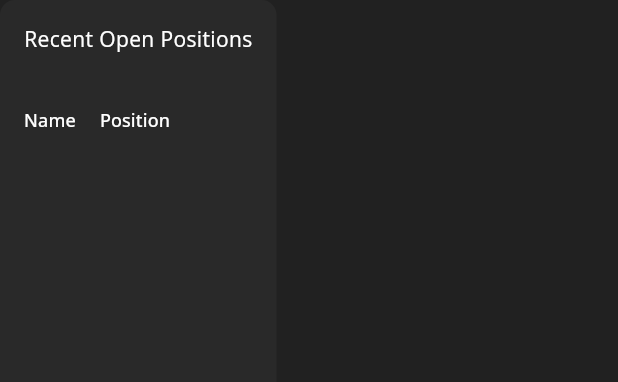
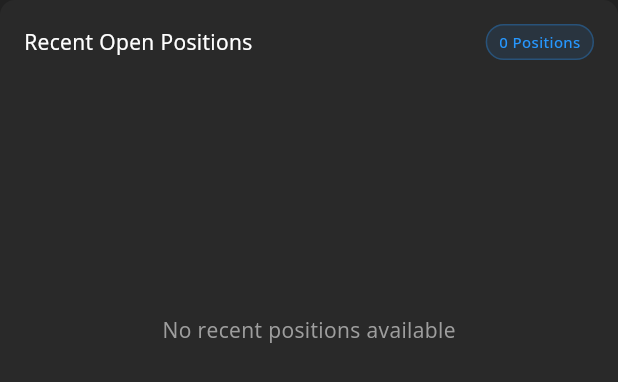
Before and after one commit to hectorindi/conf_dash, a Flutter app: the RecentDiscussions widget shown alone on an empty page, opened directly, on a phone screen of 412 x 824 dp. Shown: the top 382 px of the screen. Run offline on Flutter 3.47's test engine with Material 3 defaults, Android fonts, the phone set to English and light mode, and no system bars; our stand-ins replace cloud_firestore, firebase_ai, firebase_auth, firebase_core, fl_chart, flutter_icons and 4 more; missing offline and left inert: colorize_text_avatar; accounts and stored records are empty; statements that could not run were skipped; project files that could hold a hidden picture were left out.

Commit message:
[dash-conf] Fixing registration data

```diff
--- a/lib/data/registration_service.dart
+++ b/lib/data/registration_service.dart
@@ -7,99 +7,152 @@ class RegistrationService {
 
   static Future<List<RecentUser>> getRegistrationData() async {
     try {
-      // Get registered members from Firestore
+      List<RecentUser> users = [];
+
+      // Try multiple collection paths to find data
+      List<String> collectionPaths = [
+        'registration-report', // Direct collection
+        'abstract-report',     // Alternative collection
+        'users',              // Fallback collection
+      ];
+
+      for (String collectionPath in collectionPaths) {
+        try {
           QuerySnapshot querySnapshot = await _firestore
-          .collection(AppConstants.eventCollectionName)
-          .doc(AppConstants.memberRegistedDocName)
-          .collection(AppConstants.memberRegisteredColName)
-          .orderBy('registrationDate', descending: true)
+              .collection(collectionPath)
+              .orderBy('createdAt', descending: true)
               .limit(20)
               .get();
 
-      List<RecentUser> users = [];
+          if (querySnapshot.docs.isNotEmpty) {
+            print('Found ${querySnapshot.docs.length} documents in $collectionPath');
 
             for (QueryDocumentSnapshot doc in querySnapshot.docs) {
               try {
                 Map<String, dynamic> data = doc.data() as Map<String, dynamic>;
 
-          // Map Firestore fields to RecentUser model
-          String name = data['name'] ?? data['fullName'] ?? 'N/A';
-          String email = data['email'] ?? 'N/A';
-          String role =
-              data['delegateCategory'] ?? data['memberCategory'] ?? 'N/A';
-          String registrationNo =
-              data['registrationNumber'] ?? data['regNo'] ?? doc.id;
-          String paymentStatus =
-              data['paymentStatus'] ?? data['status'] ?? 'Pending';
+                print('Processing document ${doc.id} with data: $data');
 
-          // Handle date formatting
-          String date = '';
-          if (data['registrationDate'] != null) {
-            if (data['registrationDate'] is Timestamp) {
-              DateTime regDate =
-                  (data['registrationDate'] as Timestamp).toDate();
-              date =
-                  '${regDate.day.toString().padLeft(2, '0')}-${regDate.month.toString().padLeft(2, '0')}-${regDate.year}';
+                // Map Firestore fields to RecentUser model with flexible field names
+                String name = (data['Name'] ??
+                             data['name'] ??
+                             data['fullName'] ??
+                             data['Full Name'] ?? 'Unknown User').toString().trim();
+                if (name.isEmpty) name = 'Unknown User';
+
+                String email = (data['Email'] ??
+                              data['email'] ??
+                              data['E-mail'] ?? 'no-email@example.com').toString().trim();
+                if (email.isEmpty) email = 'no-email@example.com';
+
+                String role = (data['Delegate Category'] ??
+                             data['delegateCategory'] ??
+                             data['Member Category'] ??
+                             data['memberCategory'] ??
+                             data['Position'] ??
+                             data['roles'] ?? 'General').toString().trim();
+                if (role.isEmpty) role = 'General';
+
+                String registrationNo = (data['Registration No.'] ??
+                                       data['registrationNumber'] ??
+                                       data['regNo'] ??
+                                       data['Registration No'] ??
+                                       doc.id).toString().trim();
+                if (registrationNo.isEmpty) registrationNo = doc.id;
+
+                String paymentStatus = (data['Payment Status'] ??
+                                      data['paymentStatus'] ??
+                                      data['status'] ??
+                                      data['Status'] ?? 'Pending').toString().trim();
+                if (paymentStatus.isEmpty) paymentStatus = 'Pending';
+
+                print('Mapped data: name=$name, email=$email, role=$role, registrationNo=$registrationNo, paymentStatus=$paymentStatus');
+
+                // Handle date formatting with multiple possible field names
+                String date = 'Recent';
+                var dateField = data['Date'] ??
+                               data['date'] ??
+                               data['registrationDate'] ??
+                               data['createdAt'] ??
+                               data['importedAt'];
+
+                if (dateField != null) {
+                  if (dateField is Timestamp) {
+                    DateTime regDate = dateField.toDate();
+                    date = '${regDate.day.toString().padLeft(2, '0')}-${regDate.month.toString().padLeft(2, '0')}-${regDate.year}';
+                  } else if (dateField is String && dateField.isNotEmpty) {
+                    // Try to parse string dates
+                    try {
+                      DateTime parsedDate = DateTime.parse(dateField);
+                      date = '${parsedDate.day.toString().padLeft(2, '0')}-${parsedDate.month.toString().padLeft(2, '0')}-${parsedDate.year}';
+                    } catch (e) {
+                      date = dateField.trim(); // Use as-is if parsing fails
+                      if (date.isEmpty) date = 'Recent';
+                    }
                   } else {
-              date = data['registrationDate'].toString();
-            }
-          } else if (data['createdAt'] != null) {
-            if (data['createdAt'] is Timestamp) {
-              DateTime regDate = (data['createdAt'] as Timestamp).toDate();
-              date =
-                  '${regDate.day.toString().padLeft(2, '0')}-${regDate.month.toString().padLeft(2, '0')}-${regDate.year}';
-            } else {
-              date = data['createdAt'].toString();
+                    String dateStr = dateField.toString().trim();
+                    date = dateStr.isNotEmpty ? dateStr : 'Recent';
                   }
                 }
 
-          users.add(RecentUser(
+                // Always add users since we now have proper default values
+                RecentUser user = RecentUser(
                   name: name,
                   email: email,
                   role: role,
                   date: date,
-            posts: paymentStatus, // Using payment status instead of posts
+                  posts: paymentStatus,
                   registrationNo: registrationNo,
-          ));
+                );
+
+                users.add(user);
+                print('Created RecentUser: ${user.name}, ${user.email}, ${user.role}');
               } catch (e) {
-          // Skip malformed documents
                 print('Error parsing document ${doc.id}: $e');
                 continue;
               }
             }
 
+            if (users.isNotEmpty) {
+              print('Successfully loaded ${users.length} users from $collectionPath');
               return users;
+            }
+          }
         } catch (e) {
-      print('Error loading registration data from Firebase: $e');
+          print('Error accessing collection $collectionPath: $e');
+          continue;
+        }
+      }
 
-      // Fallback: try to get data from users collection if member collection is empty
+      // If no data found in any collection, try the nested structure
       try {
-        QuerySnapshot fallbackSnapshot = await _firestore
-            .collection('users')
-            .orderBy('createdAt', descending: true)
+        QuerySnapshot querySnapshot = await _firestore
+            .collection(AppConstants.eventCollectionName)
+            .doc(AppConstants.memberRegistedDocName)
+            .collection(AppConstants.memberRegisteredColName)
             .limit(20)
             .get();
 
-        List<RecentUser> fallbackUsers = [];
+        if (querySnapshot.docs.isNotEmpty) {
+          print('Found ${querySnapshot.docs.length} documents in nested structure');
 
-        for (QueryDocumentSnapshot doc in fallbackSnapshot.docs) {
+          for (QueryDocumentSnapshot doc in querySnapshot.docs) {
             try {
               Map<String, dynamic> data = doc.data() as Map<String, dynamic>;
 
-            String name = data['name'] ?? 'N/A';
+              String name = data['name'] ?? data['fullName'] ?? 'N/A';
               String email = data['email'] ?? 'N/A';
-            String role = data['roles'] ?? data['memberCategory'] ?? 'User';
-            String registrationNo = doc.id;
-            String paymentStatus = data['status'] ?? 'Active';
+              String role = data['delegateCategory'] ?? data['memberCategory'] ?? 'N/A';
+              String registrationNo = data['registrationNumber'] ?? data['regNo'] ?? doc.id;
+              String paymentStatus = data['paymentStatus'] ?? data['status'] ?? 'Pending';
 
               String date = '';
-            if (data['createdAt'] != null && data['createdAt'] is Timestamp) {
-              DateTime regDate = (data['createdAt'] as Timestamp).toDate();
-              date =
-                  '${regDate.day.toString().padLeft(2, '0')}-${regDate.month.toString().padLeft(2, '0')}-${regDate.year}';
+              if (data['registrationDate'] != null && data['registrationDate'] is Timestamp) {
+                DateTime regDate = (data['registrationDate'] as Timestamp).toDate();
+                date = '${regDate.day.toString().padLeft(2, '0')}-${regDate.month.toString().padLeft(2, '0')}-${regDate.year}';
               }
 
-            fallbackUsers.add(RecentUser(
+              users.add(RecentUser(
                 name: name,
                 email: email,
                 role: role,
@@ -111,12 +164,16 @@ class RegistrationService {
               continue;
             }
           }
+        }
+      } catch (e) {
+        print('Error accessing nested structure: $e');
+      }
 
-        return fallbackUsers;
-      } catch (fallbackError) {
-        print('Error loading fallback data: $fallbackError');
+      print('Total users loaded: ${users.length}');
+      return users;
+    } catch (e) {
+      print('Error loading registration data from Firebase: $e');
       return [];
-      }
     }
   }
 
--- a/lib/screens/dashboard/components/recent_forums.dart
+++ b/lib/screens/dashboard/components/recent_forums.dart
@@ -1,18 +1,44 @@
 import 'package:admin/core/constants/color_constants.dart';
-import 'package:admin/core/utils/colorful_tag.dart';
-import 'package:admin/screens/dashboard/components/recent_users.dart';
 import 'package:admin/models/recent_user_model.dart';
+import 'package:admin/data/registration_service.dart';
 import 'package:flutter/material.dart';
 
-class RecentDiscussions extends StatelessWidget {
+class RecentDiscussions extends StatefulWidget {
   const RecentDiscussions({Key? key}) : super(key: key);
+
+  @override
+  State<RecentDiscussions> createState() => _RecentDiscussionsState();
+}
+
+class _RecentDiscussionsState extends State<RecentDiscussions> {
+  List<RecentUser> _recentUsers = [];
+  bool _isLoading = true;
+
+  @override
+  void initState() {
+    super.initState();
+    _loadRecentUsers();
+  }
+
+  Future<void> _loadRecentUsers() async {
+    try {
+      final users = await RegistrationService.getRegistrationData();
+      setState(() {
+        _recentUsers = users.take(10).toList(); // Show only 10 for Recent Open Positions
+        _isLoading = false;
+      });
+    } catch (e) {
+      setState(() {
+        _isLoading = false;
+      });
+      print('Error loading recent users: $e');
+    }
+  }
 
   @override
   Widget build(BuildContext context) {
     final Size _size = MediaQuery.of(context).size;
     final bool isMobile = _size.width < 600;
-
-    final recentUsers = [];
 
     return Container(
       height: 400,
@@ -24,40 +50,74 @@ class RecentDiscussions extends StatelessWidget {
       child: Column(
         crossAxisAlignment: CrossAxisAlignment.start,
         children: [
+          Row(
+            mainAxisAlignment: MainAxisAlignment.spaceBetween,
+            children: [
               Text(
                 "Recent Open Positions",
                 style: Theme.of(context).textTheme.bodyMedium,
               ),
+              Container(
+                padding: EdgeInsets.symmetric(horizontal: 8, vertical: 4),
+                decoration: BoxDecoration(
+                  color: primaryColor.withOpacity(0.1),
+                  borderRadius: BorderRadius.circular(15),
+                  border: Border.all(color: primaryColor.withOpacity(0.3)),
+                ),
+                child: Text(
+                  "${_recentUsers.length} Positions",
+                  style: TextStyle(
+                    color: primaryColor,
+                    fontSize: 10,
+                    fontWeight: FontWeight.w500,
+                  ),
+                ),
+              ),
+            ],
+          ),
           SizedBox(height: defaultPadding),
           Expanded(
-            child: SingleChildScrollView(
+            child: _isLoading
+                ? Center(
+                    child: CircularProgressIndicator(
+                      color: primaryColor,
+                    ),
+                  )
+                : _recentUsers.isEmpty
+                    ? Center(
+                        child: Text(
+                          "No recent positions available",
+                          style: TextStyle(color: Colors.grey),
+                        ),
+                      )
+                    : SingleChildScrollView(
                         child: DataTable(
                           horizontalMargin: 0,
                           columnSpacing: defaultPadding,
                           columns: [
                             DataColumn(
                               label: Text(
-                      "Name",
+                                "Role",
                                 style: TextStyle(fontSize: 12),
                               ),
                             ),
                             DataColumn(
                               label: Text(
-                      "Position",
+                                "Status",
                                 style: TextStyle(fontSize: 12),
                               ),
                             ),
                             if (!isMobile)
                               DataColumn(
                                 label: Text(
-                        "Email",
+                                  "Date",
                                   style: TextStyle(fontSize: 12),
                                 ),
                               ),
                           ],
                           rows: List.generate(
-                  recentUsers.length,
-                  (index) => recentUserDataRow(recentUsers[index], isMobile),
+                            _recentUsers.length,
+                            (index) => recentUserDataRow(_recentUsers[index], isMobile),
                           ),
                         ),
                       ),
@@ -68,54 +128,76 @@ class RecentDiscussions extends StatelessWidget {
   }
 }
 
-DataRow recentUserDataRow(RecentUser userInfo, bool isMobile) {
+DataRow recentUserDataRow(RecentUser user, bool isMobile) {
   return DataRow(
     cells: [
       DataCell(
-        Row(
-          children: [
-            CircleAvatar(
-              radius: 12,
-              backgroundColor: getRoleColor(userInfo.role),
+        Container(
+          constraints: BoxConstraints(maxWidth: isMobile ? 80 : 150),
           child: Text(
-                userInfo.role![0], // First letter of role
-                style: TextStyle(fontSize: 10, color: Colors.white),
+            user.role ?? user.name ?? "General Position",
+            overflow: TextOverflow.ellipsis,
+            style: TextStyle(fontSize: isMobile ? 11 : 12),
           ),
-            ),
-            SizedBox(width: 8),
-            Flexible(
-              child: Text(
-                userInfo.role!,
-                style: TextStyle(fontSize: 11),
-                overflow: TextOverflow.ellipsis,
-              ),
-            ),
-          ],
         ),
       ),
       DataCell(
         Container(
           padding: EdgeInsets.symmetric(horizontal: 8, vertical: 4),
           decoration: BoxDecoration(
-            color: getRoleColor(userInfo.role).withOpacity(.2),
-            border: Border.all(color: getRoleColor(userInfo.role)),
-            borderRadius: BorderRadius.circular(5.0),
+            color: _getStatusColor(user.name ?? "").withOpacity(0.1),
+            borderRadius: BorderRadius.circular(12),
+            border: Border.all(
+              color: _getStatusColor(user.name ?? "").withOpacity(0.3),
+            ),
           ),
           child: Text(
-            userInfo.date!, // Using date as position title
-            style: TextStyle(fontSize: 11),
-            overflow: TextOverflow.ellipsis,
+            _getStatusText(user.name ?? ""),
+            style: TextStyle(
+              color: _getStatusColor(user.name ?? ""),
+              fontSize: 10,
+              fontWeight: FontWeight.w500,
+            ),
           ),
         ),
       ),
       if (!isMobile)
         DataCell(
           Text(
-            userInfo.posts!, // Using posts as email
-            style: TextStyle(fontSize: 11),
-            overflow: TextOverflow.ellipsis,
+            user.registrationNo != null && user.registrationNo!.isNotEmpty
+                ? user.registrationNo!.length > 8
+                    ? user.registrationNo!.substring(0, 8)
+                    : user.registrationNo!
+                : "Recent",
+            style: TextStyle(fontSize: 11, color: Colors.grey),
           ),
         ),
     ],
   );
 }
+
+Color _getStatusColor(String name) {
+  // Simple hash-based color assignment
+  final hash = name.hashCode.abs() % 3;
+  switch (hash) {
+    case 0:
+      return Colors.green;
+    case 1:
+      return Colors.orange;
+    default:
+      return Colors.blue;
+  }
+}
+
+String _getStatusText(String name) {
+  // Simple hash-based status assignment
+  final hash = name.hashCode.abs() % 3;
+  switch (hash) {
+    case 0:
+      return "Active";
+    case 1:
+      return "Pending";
+    default:
+      return "Open";
+  }
+}
```
Also changed, not shown: lib/debug_data.dart (added, +106 -0 lines), lib/screens/dashboard/components/recent_users.dart (+12 -12 lines), lib/screens/login/login_screen.dart (+13 -0 lines). Lines whose indentation alone changed are shown as unchanged.
